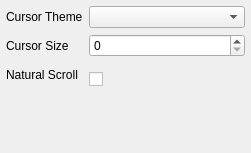
This is src/mouse.ui in labwc/labwc-tweaks as Qt 5 draws it before an edit. The edited form follows.
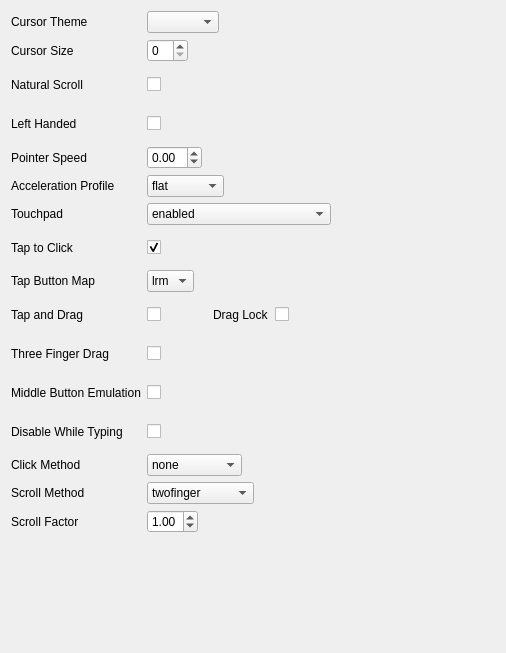
This is the edited form.

Commit message: mouse: add more libinput settings

Diff of the .ui file:
```diff
--- a/src/mouse.ui
+++ b/src/mouse.ui
@@ -6,51 +6,39 @@
    <rect>
     <x>0</x>
     <y>0</y>
-    <width>251</width>
-    <height>153</height>
+    <width>506</width>
+    <height>653</height>
    </rect>
   </property>
-  <layout class="QFormLayout" name="layPage2">
-   <property name="leftMargin">
-    <number>6</number>
-   </property>
-   <property name="topMargin">
-    <number>6</number>
-   </property>
-   <property name="rightMargin">
-    <number>6</number>
-   </property>
-   <property name="bottomMargin">
-    <number>6</number>
-   </property>
-   <item row="0" column="0">
+  <layout class="QGridLayout" name="gridLayout" columnstretch="0,0,0,0,1">
+   <item row="0" column="0" alignment="Qt::AlignmentFlag::AlignLeft">
     <widget class="QLabel" name="label_3">
      <property name="text">
       <string>Cursor Theme</string>
      </property>
     </widget>
    </item>
-   <item row="0" column="1">
+   <item row="0" column="1" colspan="4" alignment="Qt::AlignmentFlag::AlignLeft">
     <widget class="QComboBox" name="cursorTheme"/>
    </item>
-   <item row="1" column="0">
+   <item row="1" column="0" alignment="Qt::AlignmentFlag::AlignLeft">
     <widget class="QLabel" name="label_4">
      <property name="text">
       <string>Cursor Size</string>
      </property>
     </widget>
    </item>
-   <item row="1" column="1">
+   <item row="1" column="1" colspan="4" alignment="Qt::AlignmentFlag::AlignLeft">
     <widget class="QSpinBox" name="cursorSize"/>
    </item>
-   <item row="2" column="0">
+   <item row="2" column="0" alignment="Qt::AlignmentFlag::AlignLeft">
     <widget class="QLabel" name="label_5">
      <property name="text">
       <string>Natural Scroll</string>
      </property>
     </widget>
    </item>
-   <item row="2" column="1">
+   <item row="2" column="1" colspan="4" alignment="Qt::AlignmentFlag::AlignLeft">
     <widget class="QCheckBox" name="naturalScroll">
      <property name="minimumSize">
       <size>
@@ -60,6 +48,328 @@
      </property>
     </widget>
    </item>
+   <item row="3" column="0" alignment="Qt::AlignmentFlag::AlignLeft">
+    <widget class="QLabel" name="label_leftHanded">
+     <property name="text">
+      <string>Left Handed</string>
+     </property>
+    </widget>
+   </item>
+   <item row="3" column="1" colspan="4" alignment="Qt::AlignmentFlag::AlignLeft">
+    <widget class="QCheckBox" name="leftHanded">
+     <property name="minimumSize">
+      <size>
+       <width>0</width>
+       <height>33</height>
+      </size>
+     </property>
+    </widget>
+   </item>
+   <item row="4" column="0" alignment="Qt::AlignmentFlag::AlignLeft">
+    <widget class="QLabel" name="label_pointerSpeed">
+     <property name="text">
+      <string>Pointer Speed</string>
+     </property>
+    </widget>
+   </item>
+   <item row="4" column="1" colspan="4" alignment="Qt::AlignmentFlag::AlignLeft">
+    <widget class="QDoubleSpinBox" name="pointerSpeed">
+     <property name="decimals">
+      <number>2</number>
+     </property>
+     <property name="minimum">
+      <double>-1.000000000000000</double>
+     </property>
+     <property name="maximum">
+      <double>1.000000000000000</double>
+     </property>
+     <property name="singleStep">
+      <double>0.100000000000000</double>
+     </property>
+    </widget>
+   </item>
+   <item row="5" column="0" alignment="Qt::AlignmentFlag::AlignLeft">
+    <widget class="QLabel" name="label_accelProfile">
+     <property name="text">
+      <string>Acceleration Profile</string>
+     </property>
+    </widget>
+   </item>
+   <item row="5" column="1" colspan="4" alignment="Qt::AlignmentFlag::AlignLeft">
+    <widget class="QComboBox" name="accelProfile">
+     <item>
+      <property name="text">
+       <string>flat</string>
+      </property>
+     </item>
+     <item>
+      <property name="text">
+       <string>adaptive</string>
+      </property>
+     </item>
+    </widget>
+   </item>
+   <item row="6" column="0" alignment="Qt::AlignmentFlag::AlignLeft">
+    <widget class="QLabel" name="label_sendEventsMode">
+     <property name="text">
+      <string>Touchpad</string>
+     </property>
+    </widget>
+   </item>
+   <item row="6" column="1" colspan="4" alignment="Qt::AlignmentFlag::AlignLeft">
+    <widget class="QComboBox" name="sendEventsMode">
+     <item>
+      <property name="text">
+       <string>enabled</string>
+      </property>
+     </item>
+     <item>
+      <property name="text">
+       <string>disabled</string>
+      </property>
+     </item>
+     <item>
+      <property name="text">
+       <string>disabled-on-external-mouse</string>
+      </property>
+     </item>
+    </widget>
+   </item>
+   <item row="7" column="0" alignment="Qt::AlignmentFlag::AlignLeft">
+    <widget class="QLabel" name="label_tap">
+     <property name="text">
+      <string>Tap to Click</string>
+     </property>
+    </widget>
+   </item>
+   <item row="7" column="1" colspan="4" alignment="Qt::AlignmentFlag::AlignLeft">
+    <widget class="QCheckBox" name="tap">
+     <property name="minimumSize">
+      <size>
+       <width>0</width>
+       <height>33</height>
+      </size>
+     </property>
+     <property name="checked">
+      <bool>true</bool>
+     </property>
+    </widget>
+   </item>
+   <item row="8" column="0" alignment="Qt::AlignmentFlag::AlignLeft">
+    <widget class="QLabel" name="label_tapButtonMap">
+     <property name="text">
+      <string>Tap Button Map</string>
+     </property>
+    </widget>
+   </item>
+   <item row="8" column="1" colspan="4" alignment="Qt::AlignmentFlag::AlignLeft">
+    <widget class="QComboBox" name="tapButtonMap">
+     <item>
+      <property name="text">
+       <string>lrm</string>
+      </property>
+     </item>
+     <item>
+      <property name="text">
+       <string>lmr</string>
+      </property>
+     </item>
+    </widget>
+   </item>
+   <item row="9" column="0" alignment="Qt::AlignmentFlag::AlignLeft">
+    <widget class="QLabel" name="label_tapAndDrag">
+     <property name="text">
+      <string>Tap and Drag</string>
+     </property>
+    </widget>
+   </item>
+   <item row="9" column="1" alignment="Qt::AlignmentFlag::AlignLeft">
+    <widget class="QCheckBox" name="tapAndDrag">
+     <property name="minimumSize">
+      <size>
+       <width>0</width>
+       <height>33</height>
+      </size>
+     </property>
+    </widget>
+   </item>
+   <item row="9" column="2">
+    <spacer name="horizontalSpacer">
+     <property name="orientation">
+      <enum>Qt::Orientation::Horizontal</enum>
+     </property>
+     <property name="sizeHint" stdset="0">
+      <size>
+       <width>40</width>
+       <height>1</height>
+      </size>
+     </property>
+    </spacer>
+   </item>
+   <item row="9" column="3" alignment="Qt::AlignmentFlag::AlignRight">
+    <widget class="QLabel" name="label_dragLock">
+     <property name="text">
+      <string>Drag Lock</string>
+     </property>
+    </widget>
+   </item>
+   <item row="9" column="4" alignment="Qt::AlignmentFlag::AlignLeft">
+    <widget class="QCheckBox" name="dragLock">
+     <property name="minimumSize">
+      <size>
+       <width>0</width>
+       <height>33</height>
+      </size>
+     </property>
+    </widget>
+   </item>
+   <item row="10" column="0" alignment="Qt::AlignmentFlag::AlignLeft">
+    <widget class="QLabel" name="label_threeFingerDrag">
+     <property name="text">
+      <string>Three Finger Drag</string>
+     </property>
+    </widget>
+   </item>
+   <item row="10" column="1" colspan="4" alignment="Qt::AlignmentFlag::AlignLeft">
+    <widget class="QCheckBox" name="threeFingerDrag">
+     <property name="minimumSize">
+      <size>
+       <width>0</width>
+       <height>33</height>
+      </size>
+     </property>
+    </widget>
+   </item>
+   <item row="11" column="0" alignment="Qt::AlignmentFlag::AlignLeft">
+    <widget class="QLabel" name="label_middleEmulation">
+     <property name="text">
+      <string>Middle Button Emulation</string>
+     </property>
+    </widget>
+   </item>
+   <item row="11" column="1" colspan="4" alignment="Qt::AlignmentFlag::AlignLeft">
+    <widget class="QCheckBox" name="middleEmulation">
+     <property name="minimumSize">
+      <size>
+       <width>0</width>
+       <height>33</height>
+      </size>
+     </property>
+    </widget>
+   </item>
+   <item row="12" column="0" alignment="Qt::AlignmentFlag::AlignLeft">
+    <widget class="QLabel" name="label_disableWhileTyping">
+     <property name="text">
+      <string>Disable While Typing</string>
+     </property>
+    </widget>
+   </item>
+   <item row="12" column="1" colspan="4" alignment="Qt::AlignmentFlag::AlignLeft">
+    <widget class="QCheckBox" name="disableWhileTyping">
+     <property name="minimumSize">
+      <size>
+       <width>0</width>
+       <height>33</height>
+      </size>
+     </property>
+    </widget>
+   </item>
+   <item row="13" column="0" alignment="Qt::AlignmentFlag::AlignLeft">
+    <widget class="QLabel" name="label_clickMethod">
+     <property name="text">
+      <string>Click Method</string>
+     </property>
+    </widget>
+   </item>
+   <item row="13" column="1" colspan="4" alignment="Qt::AlignmentFlag::AlignLeft">
+    <widget class="QComboBox" name="clickMethod">
+     <item>
+      <property name="text">
+       <string>none</string>
+      </property>
+     </item>
+     <item>
+      <property name="text">
+       <string>buttonareas</string>
+      </property>
+     </item>
+     <item>
+      <property name="text">
+       <string>clickfinger</string>
+      </property>
+     </item>
+    </widget>
+   </item>
+   <item row="14" column="0" alignment="Qt::AlignmentFlag::AlignLeft">
+    <widget class="QLabel" name="label_scrollMethod">
+     <property name="text">
+      <string>Scroll Method</string>
+     </property>
+    </widget>
+   </item>
+   <item row="14" column="1" colspan="4" alignment="Qt::AlignmentFlag::AlignLeft">
+    <widget class="QComboBox" name="scrollMethod">
+     <item>
+      <property name="text">
+       <string>twofinger</string>
+      </property>
+     </item>
+     <item>
+      <property name="text">
+       <string>edge</string>
+      </property>
+     </item>
+     <item>
+      <property name="text">
+       <string>onbuttondown</string>
+      </property>
+     </item>
+     <item>
+      <property name="text">
+       <string>none</string>
+      </property>
+     </item>
+    </widget>
+   </item>
+   <item row="15" column="0" alignment="Qt::AlignmentFlag::AlignLeft">
+    <widget class="QLabel" name="label_scrollFactor">
+     <property name="text">
+      <string>Scroll Factor</string>
+     </property>
+    </widget>
+   </item>
+   <item row="15" column="1" colspan="4" alignment="Qt::AlignmentFlag::AlignLeft">
+    <widget class="QDoubleSpinBox" name="scrollFactor">
+     <property name="decimals">
+      <number>2</number>
+     </property>
+     <property name="minimum">
+      <double>0.100000000000000</double>
+     </property>
+     <property name="maximum">
+      <double>5.000000000000000</double>
+     </property>
+     <property name="singleStep">
+      <double>0.100000000000000</double>
+     </property>
+     <property name="value">
+      <double>1.000000000000000</double>
+     </property>
+    </widget>
+   </item>
+   <item row="16" column="1">
+    <spacer name="verticalSpacer">
+     <property name="orientation">
+      <enum>Qt::Orientation::Vertical</enum>
+     </property>
+     <property name="sizeHint" stdset="0">
+      <size>
+       <width>5</width>
+       <height>1</height>
+      </size>
+     </property>
+    </spacer>
+   </item>
   </layout>
  </widget>
  <resources/>
```
The commit also changes 5 other files.
